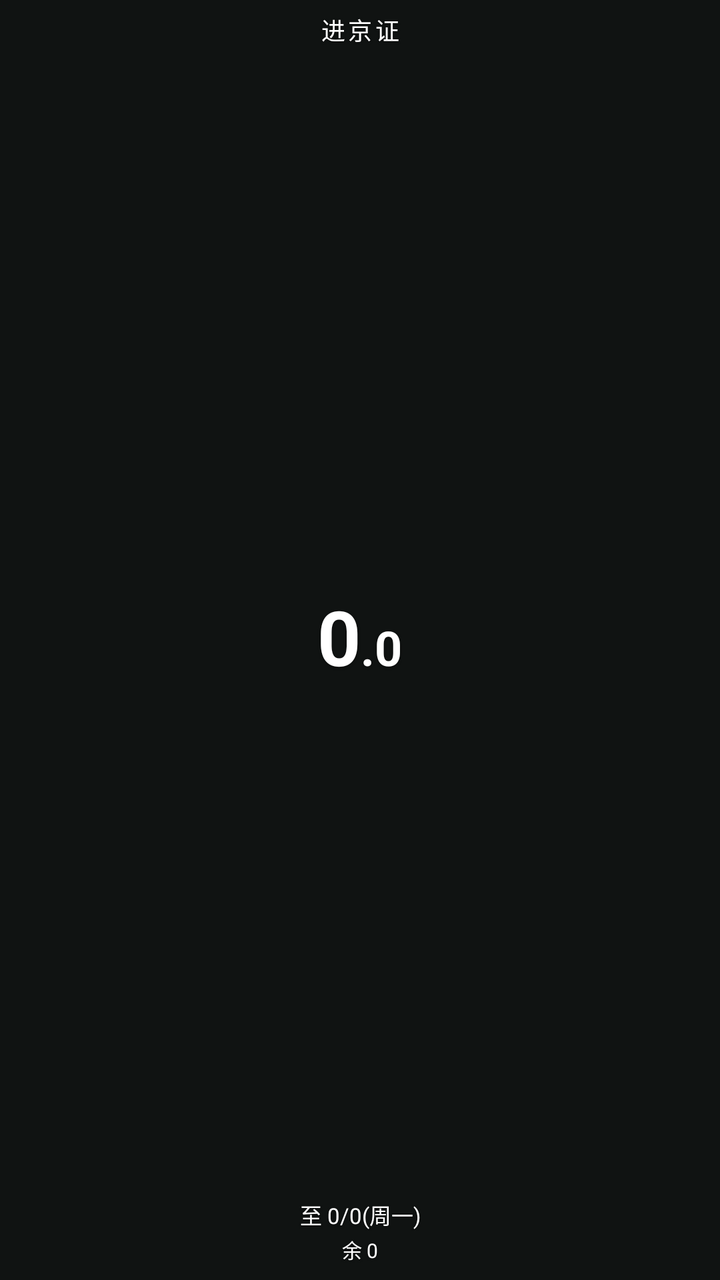
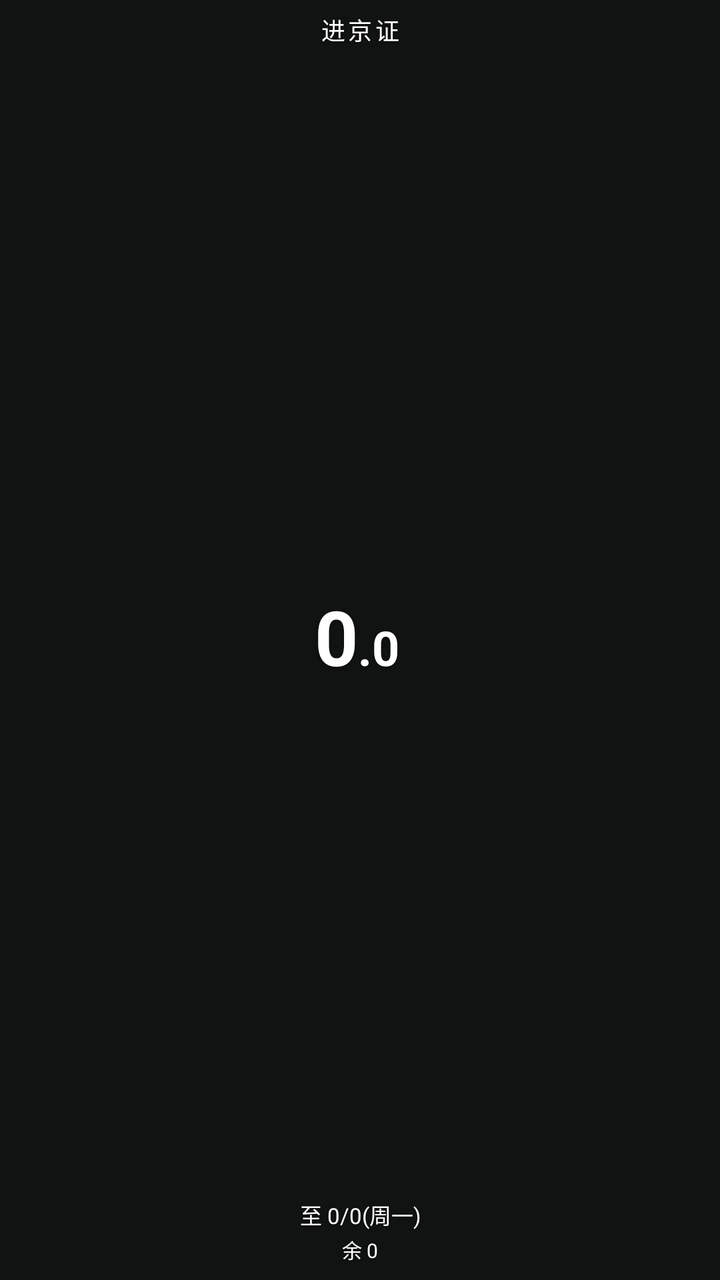

An Android layout rendered at two revisions. The XML below is the earlier revision; the diff shows what the commit changed to produce the second picture.
<!-- AndroidManifest.xml: application theme AppTheme -->
<!-- res/layout/widget_pass.xml -->
<?xml version="1.0" encoding="utf-8"?>
<FrameLayout xmlns:android="http://schemas.android.com/apk/res/android"
    android:id="@+id/root"
    android:layout_width="match_parent"
    android:layout_height="match_parent">

    <ImageView
        android:id="@+id/art"
        android:layout_width="match_parent"
        android:layout_height="match_parent"
        android:scaleType="fitXY"
        android:contentDescription="@string/widget_desc" />

    <TextView
        android:id="@+id/title"
        android:layout_width="match_parent"
        android:layout_height="wrap_content"
        android:layout_gravity="top|center_horizontal"
        android:layout_marginTop="6dp"
        android:gravity="center_horizontal"
        android:maxLines="1"
        android:includeFontPadding="false"
        android:letterSpacing="0.12"
        android:text="进京证"
        android:textColor="#FFFFFF"
        android:textSize="12sp"
        android:shadowColor="#80000000"
        android:shadowDx="0"
        android:shadowDy="1"
        android:shadowRadius="2.5" />

    
    <LinearLayout
        android:id="@+id/daysRow"
        android:layout_width="wrap_content"
        android:layout_height="wrap_content"
        android:layout_gravity="center"
        android:orientation="horizontal"
        android:baselineAligned="true">

        <TextView
            android:id="@+id/daysInt"
            android:layout_width="wrap_content"
            android:layout_height="wrap_content"
            android:maxLines="1"
            android:includeFontPadding="false"
            android:text="0"
            android:textColor="#FFFFFF"
            android:textStyle="bold"
            android:textSize="38sp"
            android:shadowColor="#80000000"
            android:shadowDx="0"
            android:shadowDy="1"
            android:shadowRadius="3" />

        <TextView
            android:id="@+id/daysDec"
            android:layout_width="wrap_content"
            android:layout_height="wrap_content"
            android:maxLines="1"
            android:includeFontPadding="false"
            android:text=".0"
            android:textColor="#FFFFFF"
            android:textStyle="bold"
            android:textSize="24sp"
            android:shadowColor="#80000000"
            android:shadowDx="0"
            android:shadowDy="1"
            android:shadowRadius="3" />
    </LinearLayout>

    <LinearLayout
        android:id="@+id/bottomBox"
        android:layout_width="match_parent"
        android:layout_height="wrap_content"
        android:layout_gravity="bottom|center_horizontal"
        android:layout_marginBottom="8dp"
        android:orientation="vertical">

        <TextView
            android:id="@+id/date"
            android:layout_width="match_parent"
            android:layout_height="wrap_content"
            android:gravity="center_horizontal"
            android:maxLines="1"
            android:includeFontPadding="false"
            android:text="至 0/0(周一)"
            android:textColor="#FFFFFF"
            android:textSize="11sp"
            android:shadowColor="#80000000"
            android:shadowDx="0"
            android:shadowDy="1"
            android:shadowRadius="2.5" />

        <TextView
            android:id="@+id/quota"
            android:layout_width="match_parent"
            android:layout_height="wrap_content"
            android:layout_marginTop="2dp"
            android:gravity="center_horizontal"
            android:maxLines="1"
            android:includeFontPadding="false"
            android:text="余 0"
            android:textColor="#FFFFFF"
            android:textSize="10sp"
            android:shadowColor="#80000000"
            android:shadowDx="0"
            android:shadowDy="1"
            android:shadowRadius="2.5" />
    </LinearLayout>

</FrameLayout>
<!-- resources referenced by this layout -->
<resources>
  <string name="widget_desc">显示进京证剩余有效期</string>
  <style name="AppTheme" parent="android:Theme.Material.NoActionBar">
          <item name="android:windowBackground">#FF101312</item>
          <item name="android:statusBarColor">#FF101312</item>
          <item name="android:navigationBarColor">#FF101312</item>
          <item name="android:colorAccent">#FFD63A2F</item>
      </style>
</resources>

<!-- the commit's change to res/layout/widget_pass.xml (unified diff, before → after) -->
@@ -67,6 +67,21 @@
             android:shadowDx="0"
             android:shadowDy="1"
             android:shadowRadius="3" />
+
+        <TextView
+            android:id="@+id/daysUnit"
+            android:layout_width="wrap_content"
+            android:layout_height="wrap_content"
+            android:maxLines="1"
+            android:includeFontPadding="false"
+            android:layout_marginStart="3dp"
+            android:text=""
+            android:textColor="#FFFFFF"
+            android:textSize="12sp"
+            android:shadowColor="#80000000"
+            android:shadowDx="0"
+            android:shadowDy="1"
+            android:shadowRadius="2.5" />
     </LinearLayout>
 
     <LinearLayout
